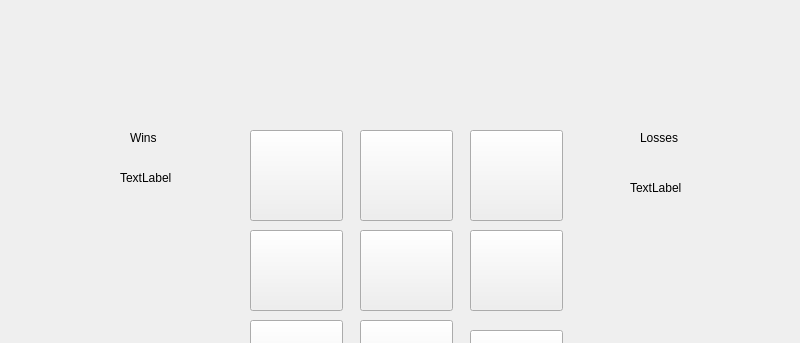
This is tictactoe.ui in JohnOMalleyNewBury/TicTacToe as Qt 5 draws it before an edit; both pictures show x 0 to 800 and y 0 to 343 of the 800 by 600 pixel window. The edited form follows.
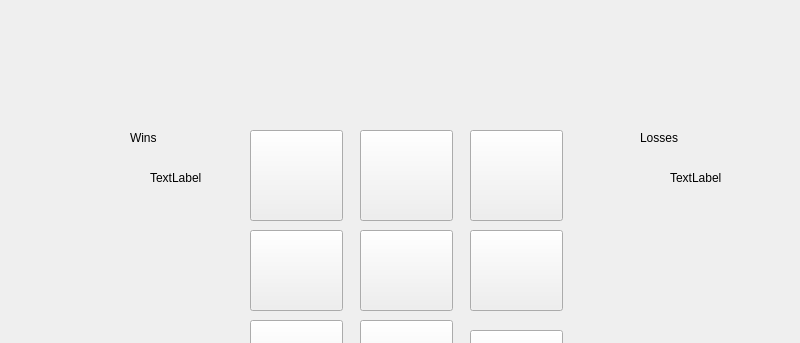
This is the edited form.

The edit to the form file:
```diff
--- a/tictactoe.ui
+++ b/tictactoe.ui
@@ -199,7 +199,7 @@
    <widget class="QLabel" name="winsLabel">
     <property name="geometry">
      <rect>
-      <x>120</x>
+      <x>150</x>
       <y>170</y>
       <width>55</width>
       <height>16</height>
@@ -212,8 +212,8 @@
    <widget class="QLabel" name="lossesLabel">
     <property name="geometry">
      <rect>
-      <x>630</x>
-      <y>180</y>
+      <x>670</x>
+      <y>170</y>
       <width>55</width>
       <height>16</height>
      </rect>
```
